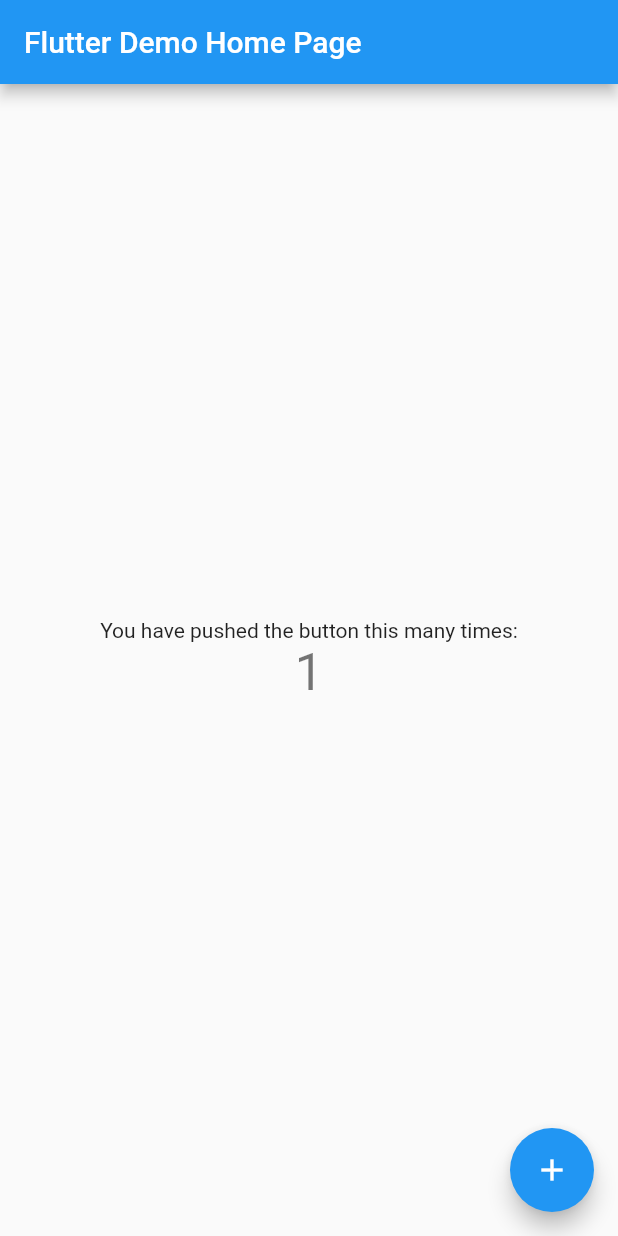
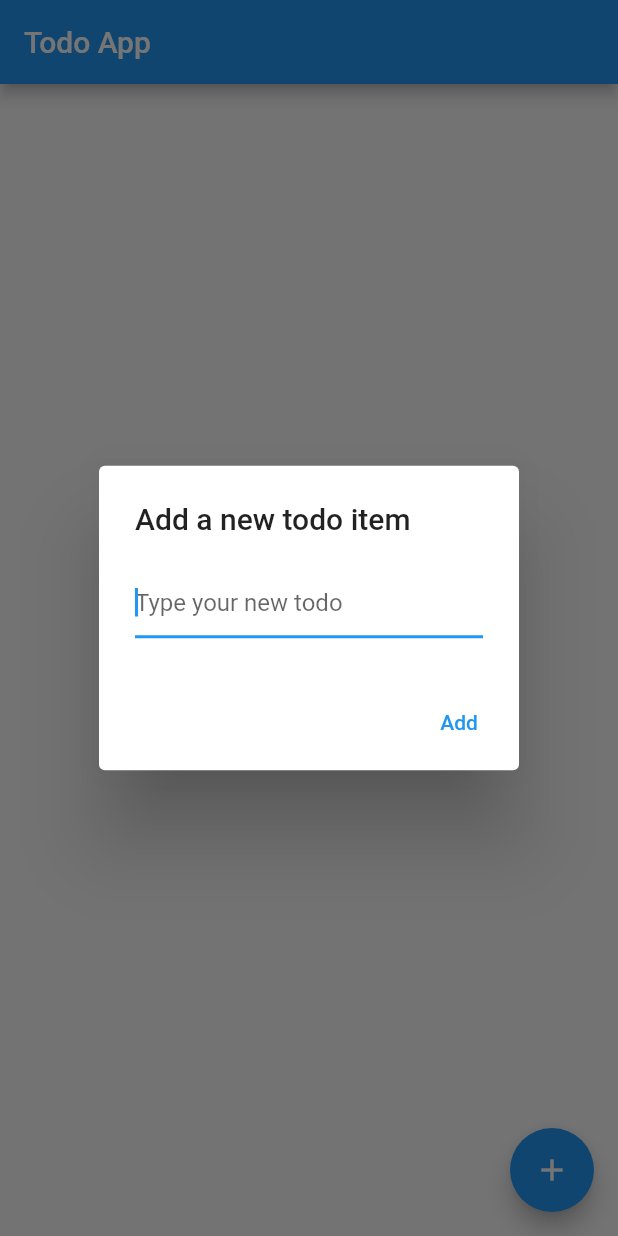
Before and after one commit to longnguyenit1989/My_To_Do_App_Flutter, a Flutter app: the screen it shows after launch, after a tap on the "add" icon, on a phone screen of 412 x 824 dp. Run offline on Flutter 3.47's test engine with Material 2 defaults, Android fonts, the phone set to English and light mode, and no system bars; our stand-ins replace sqflite; accounts and stored records are empty.

Commit message:
Code show todo detail.

```diff
--- /dev/null
+++ b/lib/database/database_helper.dart
@@ -0,0 +1,53 @@
+import 'package:path/path.dart';
+import 'package:path_provider/path_provider.dart';
+import 'package:sqflite/sqflite.dart';
+
+class DatabaseHelper {
+  static const _databaseName = "MyDatabase.db";
+  static const _databaseVersion = 1;
+  static const table = 'my_todo_table';
+
+  static const columnId = '_id';
+  static const columnName = 'name';
+  static const columnChecked = "checked";
+
+  late Database _db;
+
+  Future<void> init() async {
+    final documentsDirectory = await getApplicationDocumentsDirectory();
+    final path = join(documentsDirectory.path, _databaseName);
+    _db = await openDatabase(path, version: _databaseVersion, onCreate: _onCreate);
+  }
+
+  Future<void> _onCreate(Database db, int version) async {
+    await db.execute('''
+        CREATE TABLE $table (
+        $columnId INTEGER PRIMARY KEY AUTOINCREMENT,
+        $columnName TEXT NOT NULL,
+        $columnChecked INTEGER
+        )
+    ''');
+  }
+
+  Future<int> insert(Map<String, dynamic> row) async {
+    return await _db.insert(table, row);
+  }
+
+  Future<List<Map<String, dynamic>>> queryAllRows() async {
+    return await _db.query(table);
+  }
+
+  Future<int> queryRowCount() async {
+    final results = await _db.rawQuery('SELECT COUNT(*) FROM $table');
+    return Sqflite.firstIntValue(results) ?? 0;
+  }
+
+  Future<int> update(Map<String, dynamic> row) async {
+    int id = row[columnId];
+    return await _db.update(table, row, where: '$columnId = ?', whereArgs: [id]);
+  }
+
+  Future<int> delete(int id) async {
+    return await _db.delete(table, where: '$columnId = ?', whereArgs: [id]);
+  }
+}
--- a/lib/main.dart
+++ b/lib/main.dart
@@ -1,115 +1,150 @@
 import 'package:flutter/material.dart';
+import 'package:to_do_app_flutter/todo_detail.dart';
 
-void main() {
-  runApp(const MyApp());
+import 'database/database_helper.dart';
+import 'model/my_todo.dart';
+import 'item/todo_item.dart';
+
+final dbHelper = DatabaseHelper();
+
+class Routes {
+  static const String todoDetail = "/todo_detail";
+  static const String home = "/main";
 }
 
-class MyApp extends StatelessWidget {
-  const MyApp({super.key});
+Future<void> main() async {
+  WidgetsFlutterBinding.ensureInitialized();
+  // initialize the database
+  await dbHelper.init();
+
+  runApp(const TodoApp());
+}
+
+class TodoApp extends StatelessWidget {
+  const TodoApp({super.key});
 
   // This widget is the root of your application.
   @override
   Widget build(BuildContext context) {
     return MaterialApp(
-      title: 'Flutter Demo',
+      title: 'Todo list',
       theme: ThemeData(
-        // This is the theme of your application.
-        //
-        // Try running your application with "flutter run". You'll see the
-        // application has a blue toolbar. Then, without quitting the app, try
-        // changing the primarySwatch below to Colors.green and then invoke
-        // "hot reload" (press "r" in the console where you ran "flutter run",
-        // or simply save your changes to "hot reload" in a Flutter IDE).
-        // Notice that the counter didn't reset back to zero; the application
-        // is not restarted.
         primarySwatch: Colors.blue,
       ),
-      home: const MyHomePage(title: 'Flutter Demo Home Page'),
+      home: const TodoList(title: 'Todo App'),
     );
   }
 }
 
-class MyHomePage extends StatefulWidget {
-  const MyHomePage({super.key, required this.title});
-
-  // This widget is the home page of your application. It is stateful, meaning
-  // that it has a State object (defined below) that contains fields that affect
-  // how it looks.
-
-  // This class is the configuration for the state. It holds the values (in this
-  // case the title) provided by the parent (in this case the App widget) and
-  // used by the build method of the State. Fields in a Widget subclass are
-  // always marked "final".
+class TodoList extends StatefulWidget {
+  const TodoList({super.key, required this.title});
 
   final String title;
 
   @override
-  State<MyHomePage> createState() => _MyHomePageState();
+  State<TodoList> createState() => _TodoListState();
 }
 
-class _MyHomePageState extends State<MyHomePage> {
-  int _counter = 0;
+class _TodoListState extends State<TodoList> {
+  final TextEditingController _textFieldController = TextEditingController();
+  final List<MyTodo> _listMyTodo = <MyTodo>[];
 
-  void _incrementCounter() {
-    setState(() {
-      // This call to setState tells the Flutter framework that something has
-      // changed in this State, which causes it to rerun the build method below
-      // so that the display can reflect the updated values. If we changed
-      // _counter without calling setState(), then the build method would not be
-      // called again, and so nothing would appear to happen.
-      _counter++;
-    });
+  @override
+  void initState() {
+    super.initState();
+    getAllMyTodoFromSql();
   }
 
   @override
   Widget build(BuildContext context) {
-    // This method is rerun every time setState is called, for instance as done
-    // by the _incrementCounter method above.
-    //
-    // The Flutter framework has been optimized to make rerunning build methods
-    // fast, so that you can just rebuild anything that needs updating rather
-    // than having to individually change instances of widgets.
     return Scaffold(
       appBar: AppBar(
-        // Here we take the value from the MyHomePage object that was created by
-        // the App.build method, and use it to set our appbar title.
         title: Text(widget.title),
       ),
-      body: Center(
-        // Center is a layout widget. It takes a single child and positions it
-        // in the middle of the parent.
-        child: Column(
-          // Column is also a layout widget. It takes a list of children and
-          // arranges them vertically. By default, it sizes itself to fit its
-          // children horizontally, and tries to be as tall as its parent.
-          //
-          // Invoke "debug painting" (press "p" in the console, choose the
-          // "Toggle Debug Paint" action from the Flutter Inspector in Android
-          // Studio, or the "Toggle Debug Paint" command in Visual Studio Code)
-          // to see the wireframe for each widget.
-          //
-          // Column has various properties to control how it sizes itself and
-          // how it positions its children. Here we use mainAxisAlignment to
-          // center the children vertically; the main axis here is the vertical
-          // axis because Columns are vertical (the cross axis would be
-          // horizontal).
-          mainAxisAlignment: MainAxisAlignment.center,
-          children: <Widget>[
-            const Text(
-              'You have pushed the button this many times:',
-            ),
-            Text(
-              '$_counter',
-              style: Theme.of(context).textTheme.headlineMedium,
+      body: ListView(
+        padding: const EdgeInsets.symmetric(vertical: 8.0),
+        children: _listMyTodo.map((MyTodo myTodo) {
+          return TodoItem(
+            myTodo: myTodo,
+            onTodoChanged: _showTodoDetailScreen,
+          );
+        }).toList(),
+      ),
+      floatingActionButton: FloatingActionButton(
+          onPressed: () => _displayDialog(),
+          tooltip: 'Add Item',
+          child: const Icon(Icons.add)),
+    );
+  }
+
+  Future<void> _displayDialog() async {
+    return showDialog<void>(
+      context: context,
+      barrierDismissible: true, // user click out to dismiss dialog!
+      builder: (BuildContext context) {
+        return AlertDialog(
+          title: const Text('Add a new todo item'),
+          content: TextField(
+            autofocus: true,
+            controller: _textFieldController,
+            decoration: const InputDecoration(hintText: 'Type your new todo'),
+          ),
+          actions: <Widget>[
+            TextButton(
+              child: const Text('Add'),
+              onPressed: () {
+                _addTodoItem(_textFieldController.text);
+              },
             ),
           ],
-        ),
-      ),
-      floatingActionButton: FloatingActionButton(
-        onPressed: _incrementCounter,
-        tooltip: 'Increment',
-        child: const Icon(Icons.add),
-      ), // This trailing comma makes auto-formatting nicer for build methods.
+        );
+      },
     );
   }
+
+  void _addTodoItem(String name) {
+    if (name.isEmpty) {
+      return;
+    }
+
+    final myTodo = MyTodo(name: name, checked: false);
+    _insert(myTodo);
+
+    setState(() {
+      _listMyTodo.add(myTodo);
+    });
+    _textFieldController.clear();
+
+    Navigator.of(context).pop();
+  }
+
+  void _handleTodoChange(MyTodo myTodo) {
+    setState(() {
+      myTodo.checked = !myTodo.checked;
+    });
+  }
+
+  void _showTodoDetailScreen(MyTodo myTodoParam) {
+    Navigator.push(context, MaterialPageRoute(builder: (context) => TodoDetail(title: "Todo detail", myTodo: myTodoParam)));
+  }
+
+  Future<List<Map<String, dynamic>>> _queryAllRows() async {
+    final allRows = await dbHelper.queryAllRows();
+    return allRows;
+  }
+
+  void _insert(MyTodo myTodo) async {
+    final row = myTodo.toMap();
+    await dbHelper.insert(row);
+  }
+
+  void getAllMyTodoFromSql() async {
+    final result = await _queryAllRows();
+    result.forEach((element) {
+      final myTodo = MyTodo.fromMap(element);
+      _listMyTodo.add(myTodo);
+    });
+
+    setState(() {});
+  }
 }
--- /dev/null
+++ b/lib/model/my_todo.dart
@@ -0,0 +1,21 @@
+class MyTodo {
+  MyTodo({required this.name, required this.checked});
+
+  final String name;
+  bool checked;
+
+  Map<String, dynamic> toMap() {
+    return {"name": name, "checked": checked ? 1 : 0};
+  }
+
+  static MyTodo fromMap(Map<String, dynamic> map) {
+    final checkedNumber = map["checked"] as int;
+    var checkedBool = false;
+    if (checkedNumber == 0) {
+      checkedBool = false;
+    } else {
+      checkedBool = true;
+    }
+    return MyTodo(name: map["name"], checked: checkedBool);
+  }
+}
--- a/pubspec.yaml
+++ b/pubspec.yaml
@@ -30,7 +30,9 @@ environment:
 dependencies:
   flutter:
     sdk: flutter
-
+  sqflite: ^2.0.0+3
+  path_provider: ^2.0.2
+  path: ^1.8.2
 
   # The following adds the Cupertino Icons font to your application.
   # Use with the CupertinoIcons class for iOS style icons.
```
Also changed, not shown: lib/item/todo_item.dart (added, +32 -0 lines), lib/todo_detail.dart (added, +68 -0 lines), lib/ui/common/input_text_field_ui.dart (added, +36 -0 lines), pubspec.lock, 1 other file.
